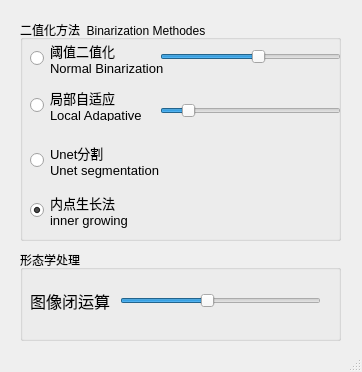
The window that assets/binary.ui (pmj110119/hair_analysis) describes before a commit, drawn with Qt 5.
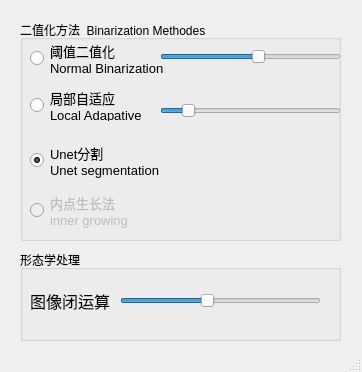
The same window after the commit.

```diff
--- a/assets/binary.ui
+++ b/assets/binary.ui
@@ -101,7 +101,7 @@
 Unet segmentation</string>
      </property>
      <property name="checked">
-      <bool>false</bool>
+      <bool>true</bool>
      </property>
     </widget>
     <widget class="QSlider" name="sliderBinaryNormal">
@@ -156,7 +156,7 @@
     </widget>
     <widget class="QRadioButton" name="radioBinaryInner">
      <property name="enabled">
-      <bool>true</bool>
+      <bool>false</bool>
      </property>
      <property name="geometry">
       <rect>
@@ -179,7 +179,7 @@
 inner growing</string>
      </property>
      <property name="checked">
-      <bool>true</bool>
+      <bool>false</bool>
      </property>
     </widget>
    </widget>
```
